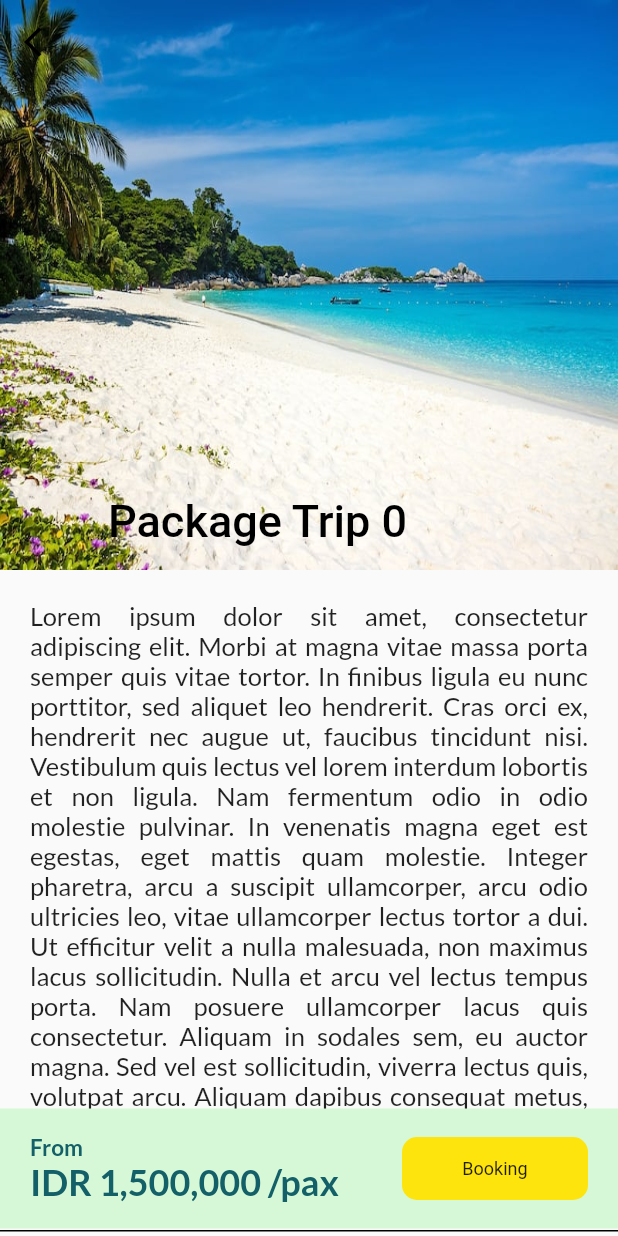
After one commit to jakihanif23/bali-journey-apps, a Flutter app: the PackageTrip screen opened directly, after a tap on an icon or button, on a phone screen of 412 x 824 dp. The commit adds this screen. Run offline on Flutter 3.47's test engine with Material 2 defaults, Android fonts, the phone set to English and light mode, and no system bars; our stand-ins replace flutter_svg, google_fonts; missing offline and left inert: custom_top_navigator; Roboto replaces fonts that are missing (Salsa).

Commit message:
fix package trip UI

```diff
--- /dev/null
+++ b/lib/detailpage/detailpackagetrip.dart
@@ -0,0 +1,226 @@
+import 'package:flutter/material.dart';
+import 'package:flutter_svg/svg.dart';
+import 'package:google_fonts/google_fonts.dart';
+import 'package:wisata_bali/widgets/buttonyellow.dart';
+import 'package:wisata_bali/widgets/destinationreviewscard.dart';
+import 'package:wisata_bali/widgets/packagetripreviewcard.dart';
+
+class DetailPackageTrip extends StatefulWidget {
+  final int packageTripId;
+  final String image;
+
+  const DetailPackageTrip(
+      {Key? key, required this.packageTripId, required this.image})
+      : super(key: key);
+
+  @override
+  State<DetailPackageTrip> createState() => _DetailPackageTripState();
+}
+
+class _DetailPackageTripState extends State<DetailPackageTrip> {
+  @override
+  Widget build(BuildContext context) {
+    return Scaffold(
+      body: Stack(
+        children: [
+          CustomScrollView(
+            slivers: [
+              SliverAppBar(
+                backgroundColor: Colors.white,
+                pinned: true,
+                expandedHeight: 380,
+                leading: InkWell(
+                  onTap: () {
+                    Navigator.of(context).pop();
+                  },
+                  child: Icon(
+                    Icons.arrow_back_ios,
+                    color: Colors.black,
+                  ),
+                ),
+                flexibleSpace: FlexibleSpaceBar(
+                  title: Container(
+                    color: Colors.white.withOpacity(0.1),
+                    child: Text(
+                      'Package Trip ${widget.packageTripId}',
+                      style: TextStyle(color: Colors.black),
+                    ),
+                  ),
+                  background: Image.asset(
+                    '${widget.image}',
+                    fit: BoxFit.fill,
+                    width: double.infinity,
+                  ),
+                ),
+                centerTitle: true,
+              ),
+              SliverToBoxAdapter(
+                child: Container(
+                  padding: EdgeInsets.only(bottom: 90),
+                  child: Column(
+                    children: [
+                      Container(
+                        padding: EdgeInsets.all(20.0),
+                        child: Text(
+                          'Lorem ipsum dolor sit amet, consectetur adipiscing elit. Morbi at magna vitae massa porta semper quis vitae tortor. In finibus ligula eu nunc porttitor, sed aliquet leo hendrerit. Cras orci ex, hendrerit nec augue ut, faucibus tincidunt nisi. Vestibulum quis lectus vel lorem interdum lobortis et non ligula. Nam fermentum odio in odio molestie pulvinar. In venenatis magna eget est egestas, eget mattis quam molestie. Integer pharetra, arcu a suscipit ullamcorper, arcu odio ultricies leo, vitae ullamcorper lectus tortor a dui. Ut efficitur velit a nulla malesuada, non maximus lacus sollicitudin. Nulla et arcu vel lectus tempus porta. Nam posuere ullamcorper lacus quis consectetur. Aliquam in sodales sem, eu auctor magna. Sed vel est sollicitudin, viverra lectus quis, volutpat arcu. Aliquam dapibus consequat metus, hendrerit tincidunt ante lobortis id. Praesent cursus diam tellus, aliquet ullamcorper elit venenatis vitae.',
+                          textAlign: TextAlign.justify,
+                          style: TextStyle(
+                            fontSize: 17,
+                          ),
+                        ),
+                      ),
+                      InkWell(
+                        onTap: (){},
+                        child: Container(
+                            height: 90,
+                            width: double.infinity,
+                            decoration: BoxDecoration(
+                                border: Border(
+                                    top: BorderSide(color: Colors.black),
+                                    bottom: BorderSide(color: Colors.black)
+                                )
+                            ),
+                            child: Row(
+                              mainAxisAlignment: MainAxisAlignment.spaceBetween,
+                              children: [
+                                Container(
+                                  padding: EdgeInsets.fromLTRB(20, 0, 0, 0),
+                                  child: Text(
+                                    'Trip Destination',
+                                    style: GoogleFonts.lato(
+                                        fontSize: 18,
+                                        fontWeight: FontWeight.w500,
+                                        color: Color(0xff136068)
+                                    ),
+                                  ),
+                                ),
+                                Container(
+                                  padding: EdgeInsets.fromLTRB(0, 0, 20, 0),
+                                  child: SvgPicture.asset('assets/arrow_top_right.svg', color: Color(0xff136068),),
+                                )
+                              ],
+                            )
+                        ),
+                      ),
+                      SizedBox(height: 1,),
+                      InkWell(
+                        onTap: (){},
+                        child: Container(
+                            height: 90,
+                            width: double.infinity,
+                            decoration: BoxDecoration(
+                                border: Border(
+                                    top: BorderSide(color: Colors.black),
+                                    bottom: BorderSide(color: Colors.black)
+                                )
+                            ),
+                            child: Row(
+                              mainAxisAlignment: MainAxisAlignment.spaceBetween,
+                              children: [
+                                Container(
+                                  padding: EdgeInsets.fromLTRB(20, 0, 0, 0),
+                                  child: Text(
+                                    'Details',
+                                    style: GoogleFonts.lato(
+                                        fontSize: 18,
+                                        fontWeight: FontWeight.w500,
+                                        color: Color(0xff136068)
+                                    ),
+                                  ),
+                                ),
+                                Container(
+                                  padding: EdgeInsets.fromLTRB(0, 0, 20, 0),
+                                  child: SvgPicture.asset('assets/arrow_top_right.svg', color: Color(0xff136068),),
+                                )
+                              ],
+                            )
+                        ),
+                      ),
+                      Container(
+                        width: MediaQuery.of(context).size.width,
+                        padding: EdgeInsets.all(20.0),
+                        child: Column(
+                          crossAxisAlignment: CrossAxisAlignment.start,
+                          children: [
+                            Text(
+                              'Reviews',
+                              style: GoogleFonts.salsa(
+                                  fontSize: 20, fontWeight: FontWeight.bold),
+                            ),
+                            Container(
+                              width: MediaQuery.of(context).size.width,
+                              height: 377,
+                              child: ListView.builder(
+                                itemCount: 5,
+                                itemBuilder: (context, index){
+                                  return Container(
+                                    padding: EdgeInsets.fromLTRB(0, 0, 10, 0),
+                                    child: Column(
+                                      children: [
+                                        SizedBox(height: 10,),
+                                        PackageTripReviewCard()
+                                      ],
+                                    ),
+                                  );
+                                },
+                              ),
+                            )
+                          ],
+                        ),
+                      )
+                    ],
+                  ),
+                ),
+              ),
+            ],
+          ),
+          Positioned(
+            bottom: 0,
+            child: Container(
+              margin: EdgeInsets.only(bottom: 5),
+              padding: EdgeInsets.only(left: 20, right: 20),
+              color: Color(0xffD7F8D7),
+              height: 80,
+              width: MediaQuery.of(context).size.width,
+              child: Row(
+                children: [
+                  Expanded(
+                    flex: 2,
+                    child: Container(
+                      child: Column(
+                        crossAxisAlignment: CrossAxisAlignment.start,
+                        mainAxisAlignment: MainAxisAlignment.center,
+                        children: [
+                          Text(
+                            'From',
+                            style: TextStyle(
+                                color: Color(0xff136068),
+                                fontSize: 15,
+                                fontWeight: FontWeight.bold),
+                          ),
+                          Text(
+                            'IDR 1,500,000 /pax',
+                            style: TextStyle(
+                                color: Color(0xff136068),
+                                fontSize: 24,
+                                fontWeight: FontWeight.bold),
+                          )
+                        ],
+                      ),
+                    ),
+                  ),
+                  Expanded(
+                    child: Container(
+                      alignment: Alignment.center,
+                      child: ButtonYellow(title: 'Booking'),
+                    ),
+                  )
+                ],
+              ),
+            ),
+          ),
+        ],
+      ),
+    );
+  }
+}
--- a/lib/pages/packagetrip.dart
+++ b/lib/pages/packagetrip.dart
@@ -1,6 +1,7 @@
 import 'package:flutter/cupertino.dart';
 import 'package:flutter/material.dart';
 import 'package:google_fonts/google_fonts.dart';
+import 'package:wisata_bali/detailpage/detailpackagetrip.dart';
 import 'package:wisata_bali/widgets/buttonyellow.dart';
 import 'package:wisata_bali/widgets/card.dart';
 import 'package:wisata_bali/widgets/category.dart';
@@ -63,7 +64,18 @@ class _PackageTripState extends State<PackageTrip> {
                     padding: EdgeInsets.all(10.0),
                     itemCount: 5,
                     itemBuilder: (context, index){
-                      return PackageTripCard('Title $index', 'assets/beach.jpg', 'Price $index');
+                      return InkWell(
+                        onTap: (){
+                          Navigator.of(context).push(
+                            CupertinoPageRoute(builder: (_)=>DetailPackageTrip(packageTripId: index, image: 'assets/beach.jpg',))
+                          );
+                        },
+                        child: PackageTripCard(
+                            'Title $index',
+                            'assets/beach.jpg',
+                            'Price $index'
+                        ),
+                      );
                     },
                   ),
                 ),
@@ -77,7 +89,6 @@ class _PackageTripState extends State<PackageTrip> {
                       ],
                     )
                 ),
-
               ],
             )
         ),
--- /dev/null
+++ b/lib/widgets/packagetripreviewcard.dart
@@ -0,0 +1,126 @@
+import 'package:flutter/material.dart';
+
+class PackageTripReviewCard extends StatelessWidget {
+  const PackageTripReviewCard({Key? key}) : super(key: key);
+
+  @override
+  Widget build(BuildContext context) {
+    return Container(
+      width: 377,
+      height: 259,
+      decoration: BoxDecoration(
+          color: Color(0xffD9F9F8),
+          borderRadius: BorderRadius.circular(10)),
+      child: Container(
+        child: Column(
+          crossAxisAlignment: CrossAxisAlignment.start,
+          children: [
+            Expanded(
+              child: Container(
+                child: Container(
+                  child: Row(
+                    crossAxisAlignment:
+                    CrossAxisAlignment.start,
+                    children: [
+                      Container(
+                        padding: EdgeInsets.all(10),
+                        child: CircleAvatar(
+                          radius: 30,
+                          backgroundImage:
+                          AssetImage('assets/man.jpg'),
+                        ),
+                      ),
+                      Expanded(
+                        child: Container(
+                          padding: EdgeInsets.fromLTRB(
+                              0, 10, 0, 0),
+                          child: Column(
+                            crossAxisAlignment:
+                            CrossAxisAlignment.start,
+                            children: [
+                              Text(
+                                'Mamang Kesbor',
+                                style: TextStyle(
+                                    fontSize: 16,
+                                    fontWeight: FontWeight.bold
+                                ),
+                              ),
+                              Text(
+                                'New Delhi',
+                                style: TextStyle(
+                                  fontSize: 12,
+                                ),
+                              ),
+                              Expanded(
+                                  child: Container(
+                                    child: Text('Bintang di surga'),
+                                  )
+                              )
+                            ],
+                          ),
+                        ),
+                      ),
+                      Expanded(
+                        child: Container(
+                          padding: EdgeInsets.fromLTRB(0, 15, 10, 0),
+                          alignment: Alignment.topRight,
+                          child: Text(
+                            '20 Desember 2021',
+                            style: TextStyle(
+                                fontSize: 8,
+                                fontStyle: FontStyle.italic
+                            ),
+                          ),
+                        ),
+                      )
+                    ],
+                  ),
+                ),
+              ),
+            ),
+            Expanded(
+              child: Container(
+                padding: EdgeInsets.fromLTRB(10, 0, 10, 0),
+                child: Text(
+                  'Lorem ipsum dolor sit amet, consectetur adipiscing elit. Pellentesque cursus ex sed egestas sagittis. Nunc suscipit ultrices lorem id viverra. Nam hendrerit nunc eu vulputate pulvinar. Ut dapibus erat vulputate, viverra nunc sed, tempor nisl. Donec eget mi arcu. Sed vitae euismod velit. Aliquam aliquam ex at risus sagittis, vitae ultricies nulla dapibus. Curabitur cursus velit quis ipsum elementum, vitae gravida ipsum pretium. Vivamus nibh massa, auctor quis quam eu, viverra fermentum nisl. Fusce nec pretium mi, ac porta nunc. Integer lacus turpis, interdum eu semper id, iaculis ut odio. Nullam bibendum pharetra tempus. Proin eu libero nec nisl ultricies fringilla vel id sapien. Suspendisse ultricies sagittis orci euismod pulvinar.',
+                  style: TextStyle(
+                      fontSize: 12
+                  ),
+                  textAlign: TextAlign.justify,
+                  overflow: TextOverflow.ellipsis,
+                  maxLines: 6,
+                ),
+              ),
+            ),
+            Expanded(
+              child: Container(
+                width: MediaQuery.of(context).size.width,
+                child: ListView.builder(
+                  scrollDirection: Axis.horizontal,
+                  itemCount: 5,
+                  itemBuilder: (context,index){
+                    return Row(
+                      children: [
+                        SizedBox(width: 10,),
+                        Container(
+                          width: 84,
+                          height: 69,
+                          decoration: BoxDecoration(
+                            image: DecorationImage(
+                              image: AssetImage('assets/bg.jpg'),
+                              fit: BoxFit.cover
+                            )
+                          ),
+                        ),
+                      ],
+                    );
+                  },
+                )
+              ),
+            )
+          ],
+        ),
+      ),
+    );
+  }
+}
```
Also changed, not shown: lib/detailpage/detaildestination.dart (+10 -9 lines).
